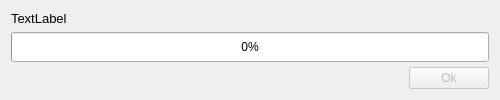
The window that kde/package-manager/manager/ui/pminstaller.ui (pars-linux/uludag) describes before a commit, drawn with Qt 5.
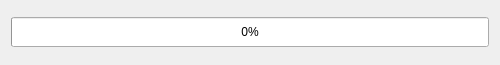
The same window after the commit.

Patch:
```diff
--- a/kde/package-manager/manager/ui/pminstaller.ui
+++ b/kde/package-manager/manager/ui/pminstaller.ui
@@ -7,13 +7,13 @@
     <x>0</x>
     <y>0</y>
     <width>500</width>
-    <height>100</height>
+    <height>65</height>
    </rect>
   </property>
   <property name="minimumSize">
    <size>
     <width>470</width>
-    <height>100</height>
+    <height>65</height>
    </size>
   </property>
   <property name="windowTitle">
@@ -21,33 +21,6 @@
   </property>
   <layout class="QGridLayout" name="gridLayout">
    <item row="0" column="0" colspan="2">
-    <widget class="QLabel" name="operationText">
-     <property name="sizePolicy">
-      <sizepolicy hsizetype="MinimumExpanding" vsizetype="Minimum">
-       <horstretch>0</horstretch>
-       <verstretch>0</verstretch>
-      </sizepolicy>
-     </property>
-     <property name="maximumSize">
-      <size>
-       <width>16777215</width>
-       <height>16777215</height>
-      </size>
-     </property>
-     <property name="font">
-      <font>
-       <pointsize>10</pointsize>
-      </font>
-     </property>
-     <property name="styleSheet">
-      <string/>
-     </property>
-     <property name="text">
-      <string>TextLabel</string>
-     </property>
-    </widget>
-   </item>
-   <item row="1" column="0" colspan="2">
     <widget class="QProgressBar" name="progressBar">
      <property name="minimumSize">
       <size>
@@ -63,32 +36,6 @@
      </property>
     </widget>
    </item>
-   <item row="2" column="0">
-    <spacer name="horizontalSpacer">
-     <property name="orientation">
-      <enum>Qt::Horizontal</enum>
-     </property>
-     <property name="sizeHint" stdset="0">
-      <size>
-       <width>542</width>
-       <height>20</height>
-      </size>
-     </property>
-    </spacer>
-   </item>
-   <item row="2" column="1">
-    <widget class="QPushButton" name="actionButton">
-     <property name="enabled">
-      <bool>false</bool>
-     </property>
-     <property name="styleSheet">
-      <string/>
-     </property>
-     <property name="text">
-      <string>Ok</string>
-     </property>
-    </widget>
-   </item>
   </layout>
  </widget>
  <resources/>
```
